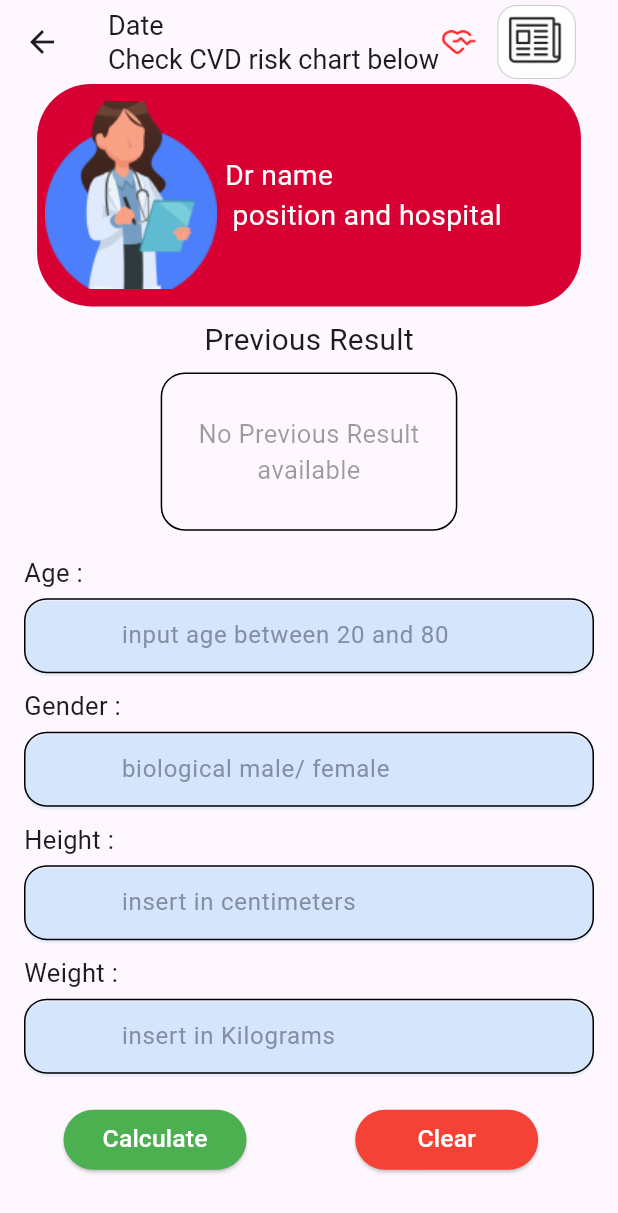
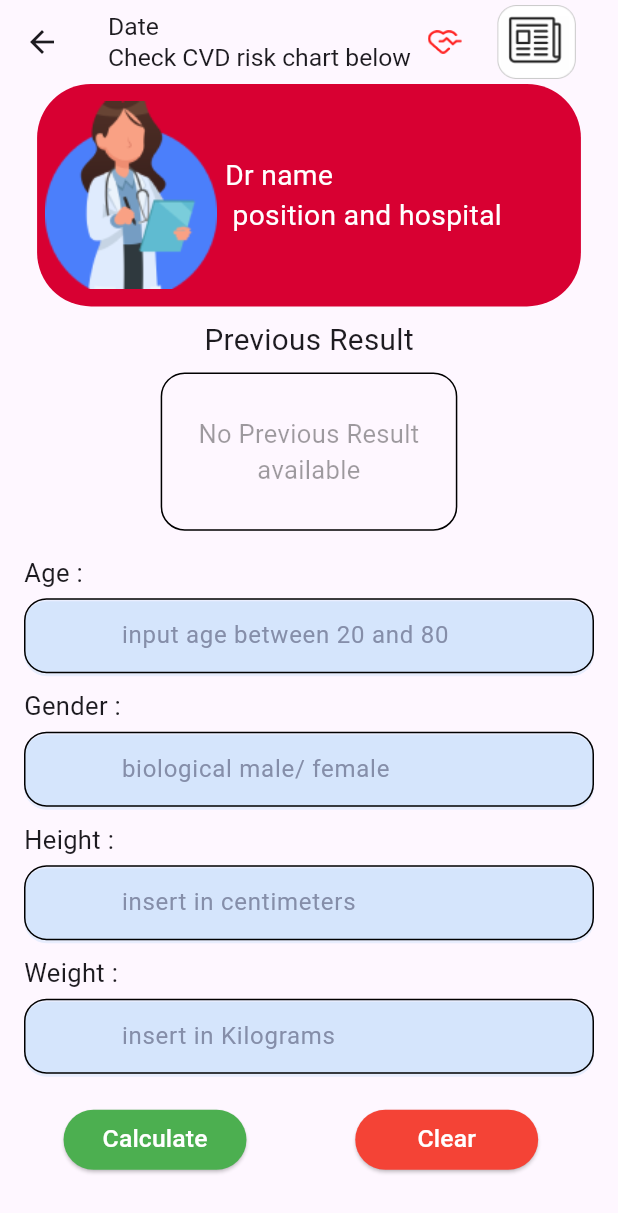
Before and after one commit to tasheera/CVD_Risk_Analyser, a Flutter app: the DoctorInputScreen screen opened directly, on a phone screen of 412 x 824 dp. Shown: the top 1213 px of the screen. Run offline on Flutter 3.47's test engine with Material 3 defaults, Android fonts, the phone set to English and light mode, and no system bars; Roboto replaces fonts that are missing (Oswald).

Commit message:
resolve not enough screen width error

```diff
--- a/lib/doctor_data_input_screen.dart
+++ b/lib/doctor_data_input_screen.dart
@@ -83,7 +83,7 @@ final GlobalKey <FormState> _formKey =GlobalKey();// create global key object fo
         title: Row(
           mainAxisAlignment: MainAxisAlignment.spaceBetween, // distribute free space
           children: [
-            const Text('Date\nCheck CVD risk chart below', style: TextStyle(fontSize: 18),),
+            Text('Date\nCheck CVD risk chart below',  style: TextStyle(fontSize: iconSize*0.5),),
 
             Image.asset(
               'assets/data_input_Vector_icon.png', //image file directory
```
